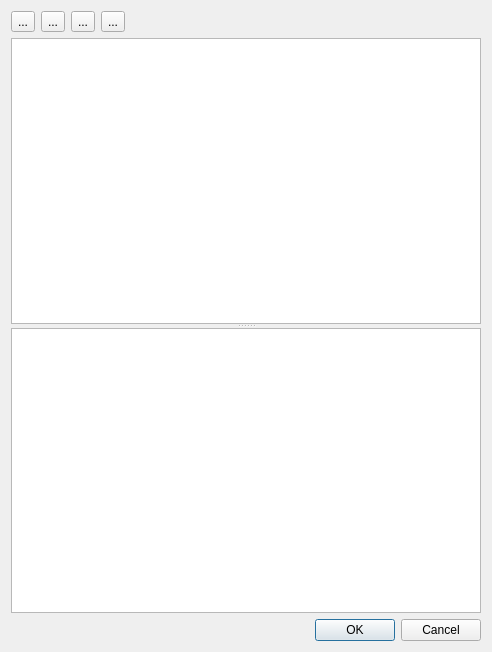
This is sphinx_explorer/quickstart_dialog.ui in pashango2/sphinx-explorer as Qt 5 draws it before an edit. The edited form follows.
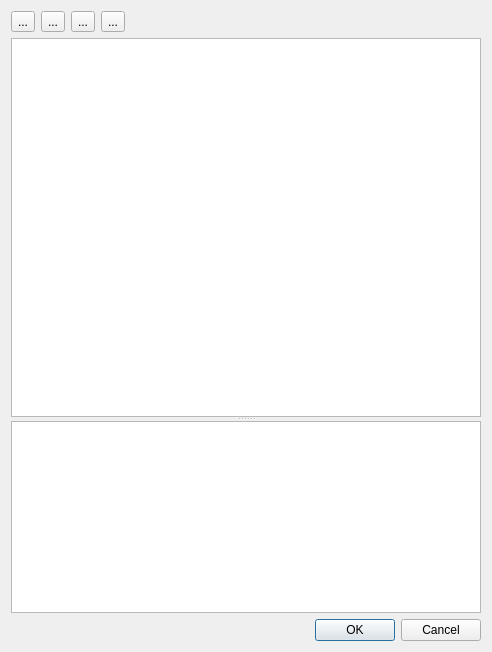
This is the edited form. Custom widgets are drawn as their Qt base class.

Diff of the .ui file:
```diff
--- a/sphinx_explorer/quickstart_dialog.ui
+++ b/sphinx_explorer/quickstart_dialog.ui
@@ -68,11 +68,24 @@
       <enum>Qt::Vertical</enum>
      </property>
      <widget class="PropertyWidget" name="table_view_property">
+      <property name="sizePolicy">
+       <sizepolicy hsizetype="Expanding" vsizetype="Expanding">
+        <horstretch>0</horstretch>
+        <verstretch>1</verstretch>
+       </sizepolicy>
+      </property>
       <property name="editTriggers">
        <set>QAbstractItemView::AllEditTriggers</set>
       </property>
      </widget>
-     <widget class="QPlainTextEdit" name="plain_output"/>
+     <widget class="QPlainTextEdit" name="plain_output">
+      <property name="sizePolicy">
+       <sizepolicy hsizetype="Expanding" vsizetype="Preferred">
+        <horstretch>0</horstretch>
+        <verstretch>0</verstretch>
+       </sizepolicy>
+      </property>
+     </widget>
     </widget>
    </item>
    <item>
```
